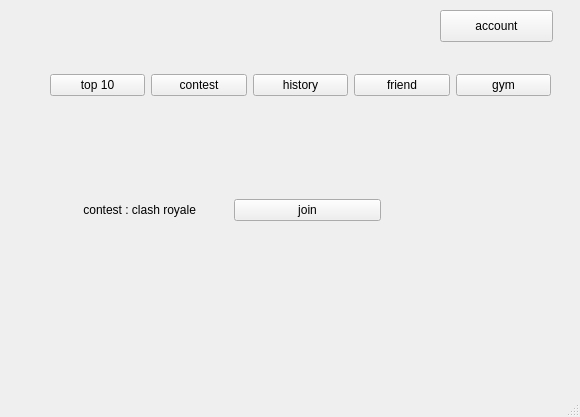
Qt form contest.ui (trantienkhoa13/pta6final) before a commit.
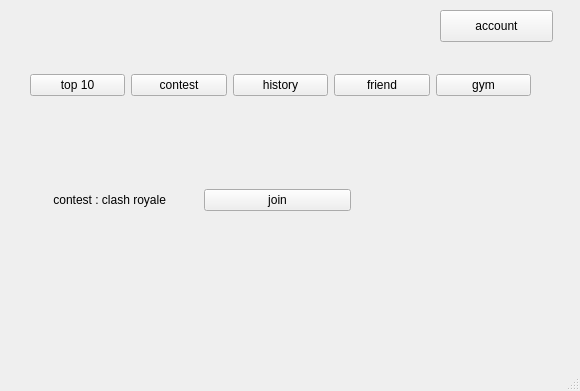
The same form after that commit.

```diff
--- a/contest.ui
+++ b/contest.ui
@@ -7,7 +7,7 @@
     <x>0</x>
     <y>0</y>
     <width>580</width>
-    <height>417</height>
+    <height>391</height>
    </rect>
   </property>
   <property name="windowTitle">
@@ -17,7 +17,7 @@
    <widget class="QWidget" name="gridLayoutWidget">
     <property name="geometry">
      <rect>
-      <x>50</x>
+      <x>30</x>
       <y>60</y>
       <width>501</width>
       <height>51</height>
@@ -77,8 +77,8 @@
    <widget class="QWidget" name="horizontalLayoutWidget">
     <property name="geometry">
      <rect>
-      <x>80</x>
-      <y>170</y>
+      <x>50</x>
+      <y>160</y>
       <width>301</width>
       <height>80</height>
      </rect>
```
Left out of the diff: 2 changed lines with no effect on the pictures.
